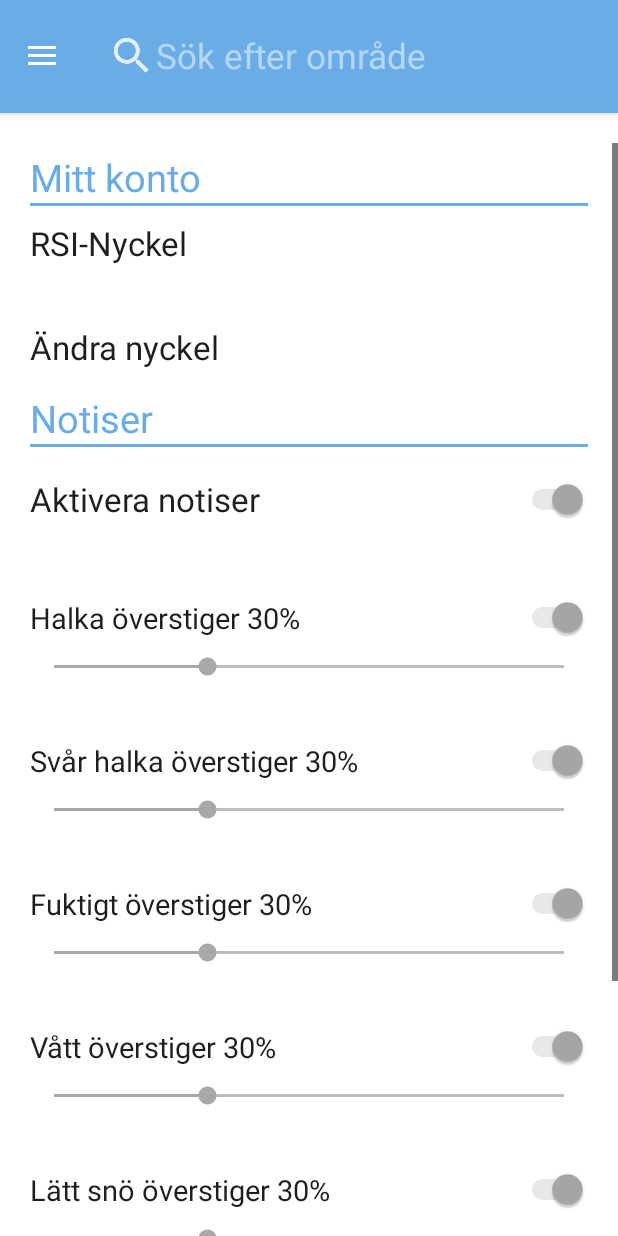
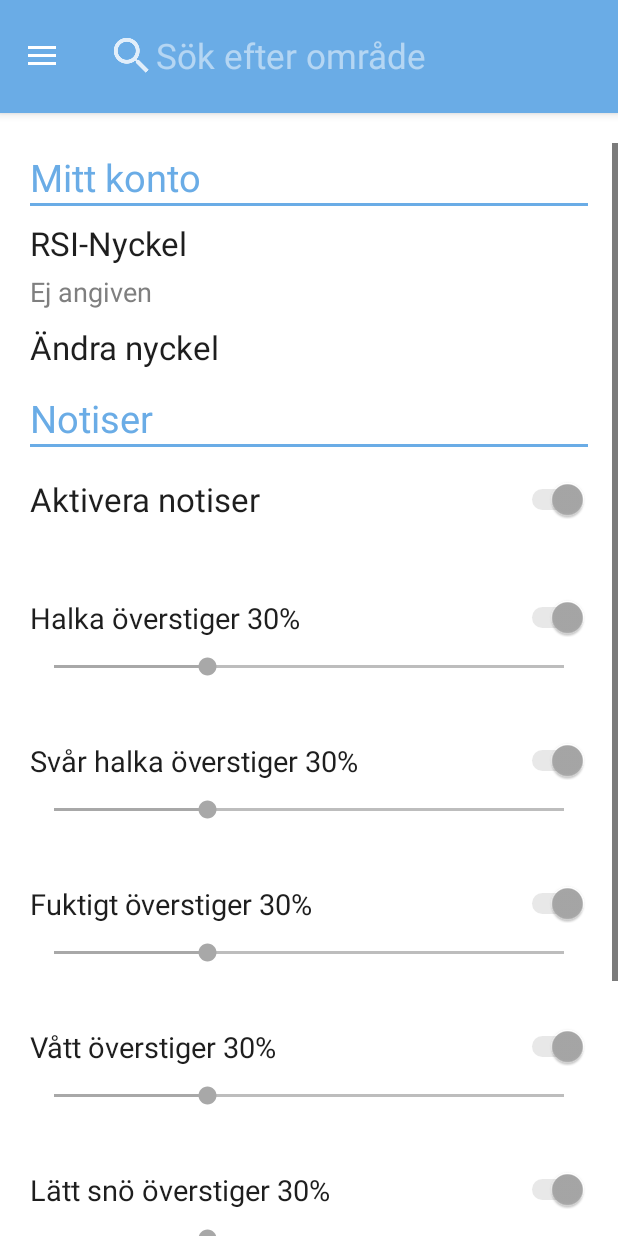
Before and after one commit to Digitalis-web/RSIAPP, an Android app: the screen it shows after launch (NavActivity), after a tap on "INSTÄLLNINGAR", on a phone screen of 412 x 824 dp. Run offline under Robolectric (Android 15) with nearby library versions, the phone set to English and light mode, and no system bars; 3 other taps on this screen came first.

Commit message:
most things working now

```diff
--- a/app/src/main/java/com/example/mo/rsiapp/LoginFragment.java
+++ b/app/src/main/java/com/example/mo/rsiapp/LoginFragment.java
@@ -11,6 +11,7 @@ import android.view.View;
 import android.view.ViewGroup;
 import android.view.inputmethod.InputMethodManager;
 import android.widget.Button;
+import android.widget.Toast;
 
 import com.example.mo.rsiapp.datamanaging.StorageManager;
 
@@ -100,6 +101,7 @@ public class LoginFragment extends Fragment {
     public void initComponents(){
         Button loginBtn = inflatedView.findViewById(R.id.login_btn);
         this.inputField = inflatedView.findViewById(R.id.input_key);
+        inputField.setText(StorageManager.getRSIKey());
 
         loginBtn.setOnClickListener(new View.OnClickListener() {
 
@@ -123,6 +125,7 @@ public class LoginFragment extends Fragment {
 
         if(!key.isEmpty()) {
             StorageManager.saveRSIKey(key);
+            Toast.makeText(getContext(), "Nyckel sparad" ,Toast.LENGTH_SHORT).show();
         }
 
     }
--- a/app/src/main/java/com/example/mo/rsiapp/NavActivity.java
+++ b/app/src/main/java/com/example/mo/rsiapp/NavActivity.java
@@ -72,6 +72,7 @@ public class NavActivity extends AppCompatActivity
         DisplayInfoManager.initData();
 
         //StorageManager.clearWatchedAreas();
+        StorageManager.clearRSIKey();
         FetchingManager.fetchAreas(JSONFetcher.FETCH_AREAS);
 
         //Alarm.cancelAlarm(this); // starts the background task
@@ -93,7 +94,6 @@ public class NavActivity extends AppCompatActivity
             long forecastTime = intent.getLongExtra("latest_forecast_time", FetchingManager.latestForecastTime);
             FetchingManager.fetchForecast(areaID, forecastTime, JSONFetcher.FETCH_FORECAST);
             openLoadingScreen();
-
         }
         else {
             Alarm.setAlarm(this); // starts the background task
--- a/app/src/main/java/com/example/mo/rsiapp/SettingsFragment.java
+++ b/app/src/main/java/com/example/mo/rsiapp/SettingsFragment.java
@@ -104,7 +104,13 @@ public class SettingsFragment extends Fragment  implements CheckBox.OnCheckedCha
         });*/
 
         TextView RSIKeyText = inflatedView.findViewById(R.id.rsi_key_settings);
-        RSIKeyText.setText(StorageManager.getRSIKey());
+        String displayKey = StorageManager.getRSIKey();
+
+        if(displayKey.isEmpty()){
+            displayKey = "Ej angiven";
+        }
+
+        RSIKeyText.setText(displayKey);
 
         TextView changeRsiKeyText = inflatedView.findViewById(R.id.change_rsi_key);
         changeRsiKeyText.setOnClickListener(new View.OnClickListener() {
--- a/app/src/main/java/com/example/mo/rsiapp/datamanaging/StorageManager.java
+++ b/app/src/main/java/com/example/mo/rsiapp/datamanaging/StorageManager.java
@@ -87,6 +87,10 @@ public class StorageManager {
         NavActivity.navActivity.updateNavItems();
     }
 
+    public static void clearRSIKey() {
+        saveString(RSI_KEY_KEY, "");
+    }
+
     public static void clearSettings() {
         Set<String> set = new HashSet<>();
         saveStringSet(SETTINGS_KEY, set);
```
Also changed, not shown: app/src/main/java/com/example/mo/rsiapp/customviews/InstantAutoComplete.java (+8 -6 lines), 1 other file.
